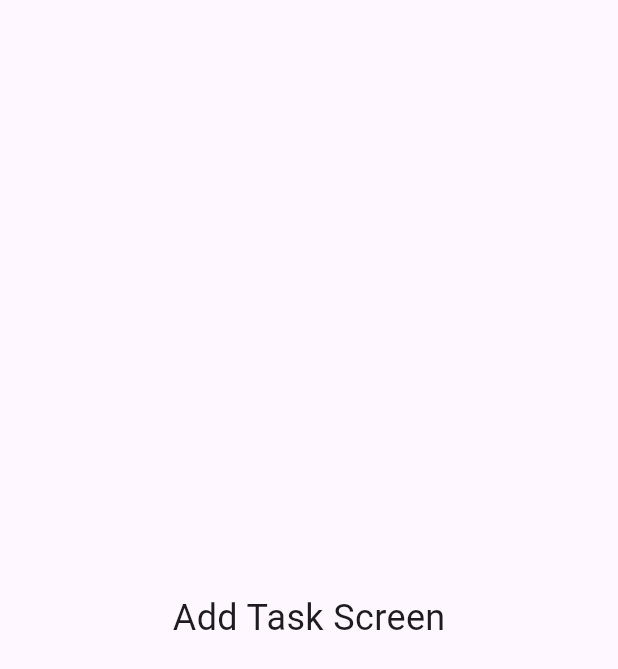
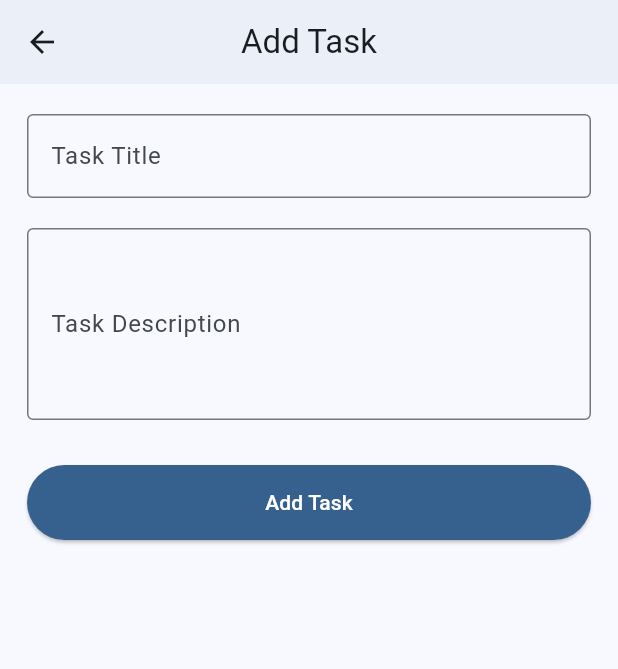
Before and after one commit to akar-jaza/task-manager-app, a Flutter app: the AddTaskView screen opened by its route, on a phone screen of 412 x 824 dp. Shown: the top 669 px of the screen. Run offline on Flutter 3.47's test engine with Material 3 defaults, Android fonts, the phone set to English and light mode, and no system bars; our stand-ins replace get, get_storage; accounts and stored records are empty.

Commit message:
feat: add custom app bar and update screens with new app bar implementation

```diff
--- a/lib/main.dart
+++ b/lib/main.dart
@@ -15,6 +15,13 @@ class TaskManagerApp extends StatelessWidget {
   @override
   Widget build(BuildContext context) {
     return GetMaterialApp(
+      theme: ThemeData(
+        // Define the default brightness and colors.
+        colorScheme: ColorScheme.fromSeed(
+          seedColor: Colors.blue,
+          brightness: Brightness.light,
+        ),
+      ),
       title: 'Task Manager App',
       initialRoute: Routes.home_view,
       getPages: AppPages.pages,
--- a/lib/model/task_model.dart
+++ b/lib/model/task_model.dart
@@ -4,16 +4,12 @@ class Task {
   String id;
   String title;
   String? description;
-  String category;
-  int priority; // 0 low, 1 medium, 2 high
   bool completed;
 
   Task({
     String? id,
     required this.title,
     this.description,
-    this.category = 'General',
-    this.priority = 1,
     this.completed = false,
   }) : id = id ?? Uuid().v4();
 
@@ -21,8 +17,6 @@ class Task {
     'id': id,
     'title': title,
     'description': description,
-    'category': category,
-    'priority': priority,
     'completed': completed,
   };
 
@@ -30,8 +24,6 @@ class Task {
     id: json['id'],
     title: json['title'],
     description: json['description'],
-    category: json['category'] ?? 'General',
-    priority: json['priority'] ?? 1,
     completed: json['completed'] ?? false,
   );
 }
--- a/lib/screens/home_view.dart
+++ b/lib/screens/home_view.dart
@@ -17,10 +17,8 @@ class HomeView extends StatelessWidget {
   Widget build(BuildContext context) {
     return Obx(
       () => Scaffold(
-        appBar: AppBar(title: const Text('Home')),
         body: IndexedStack(
           index: nav.index.value, // keeps each page alive
-
           children: pages,
         ),
         bottomNavigationBar: NavigationBar(
--- a/lib/screens/tasks_screen/add_task_view.dart
+++ b/lib/screens/tasks_screen/add_task_view.dart
@@ -1,4 +1,5 @@
 import 'package:flutter/material.dart';
+import 'package:task_manager_app/widgets/appbar.dart';
 
 class AddTaskView extends StatelessWidget {
   const AddTaskView({super.key});
@@ -6,8 +7,48 @@ class AddTaskView extends StatelessWidget {
   @override
   Widget build(BuildContext context) {
     return Scaffold(
-      body: Center(
-        child: Text('Add Task Screen', style: TextStyle(fontSize: 24)),
+      appBar: CustomAppBar(title: 'Add Task'),
+      body: Padding(
+        padding: const EdgeInsets.symmetric(horizontal: 18.0, vertical: 20.0),
+        child: Center(
+          child: Column(
+            mainAxisAlignment: .start,
+            children: [
+              TextField(
+                onTapOutside: (event) => FocusScope.of(context).unfocus(),
+                decoration: InputDecoration(
+                  labelText: 'Task Title',
+                  border: OutlineInputBorder(),
+                ),
+              ),
+              SizedBox(height: 20),
+              TextField(
+                onTapOutside: (event) => FocusScope.of(context).unfocus(),
+                maxLines: 4,
+                decoration: InputDecoration(
+                  labelText: 'Task Description',
+                  border: OutlineInputBorder(),
+                ),
+              ),
+              SizedBox(height: 30),
+              ElevatedButtonTheme(
+                data: ElevatedButtonThemeData(
+                  style: ElevatedButton.styleFrom(
+                    minimumSize: Size(double.infinity, 50),
+                    backgroundColor: Theme.of(context).primaryColor,
+                    foregroundColor: Colors.white,
+                  ),
+                ),
+                child: ElevatedButton(
+                  onPressed: () {
+                    // Handle task addition logic here
+                  },
+                  child: Text('Add Task'),
+                ),
+              ),
+            ],
+          ),
+        ),
       ),
     );
   }
--- a/lib/screens/tasks_screen/task_detail_view.dart
+++ b/lib/screens/tasks_screen/task_detail_view.dart
@@ -1,4 +1,5 @@
 import 'package:flutter/material.dart';
+import 'package:task_manager_app/widgets/appbar.dart';
 
 class TaskDetailsView extends StatelessWidget {
   const TaskDetailsView({super.key});
@@ -6,6 +7,7 @@ class TaskDetailsView extends StatelessWidget {
   @override
   Widget build(BuildContext context) {
     return Scaffold(
+      appBar: CustomAppBar(title: 'Task Details'),
       body: Center(
         child: Text('Task Detail Screen', style: TextStyle(fontSize: 24)),
       ),
--- a/lib/screens/tasks_screen/tasks_view.dart
+++ b/lib/screens/tasks_screen/tasks_view.dart
@@ -1,4 +1,5 @@
 import 'package:flutter/material.dart';
+import 'package:task_manager_app/widgets/appbar.dart';
 
 class TasksView extends StatefulWidget {
   const TasksView({super.key});
@@ -11,6 +12,7 @@ class _TasksViewState extends State<TasksView> {
   @override
   Widget build(BuildContext context) {
     return Scaffold(
+      appBar: CustomAppBar(title: 'Tasks'),
       body: Center(child: Text('Tasks Screen', style: TextStyle(fontSize: 24))),
     );
   }
--- /dev/null
+++ b/lib/widgets/appbar.dart
@@ -0,0 +1,15 @@
+import 'package:flutter/material.dart';
+
+class CustomAppBar extends StatelessWidget implements PreferredSizeWidget {
+  final String title;
+
+  const CustomAppBar({Key? key, required this.title}) : super(key: key);
+
+  @override
+  Widget build(BuildContext context) {
+    return AppBar(title: Text(title), centerTitle: true, elevation: 2);
+  }
+
+  @override
+  Size get preferredSize => const Size.fromHeight(kToolbarHeight);
+}
```
